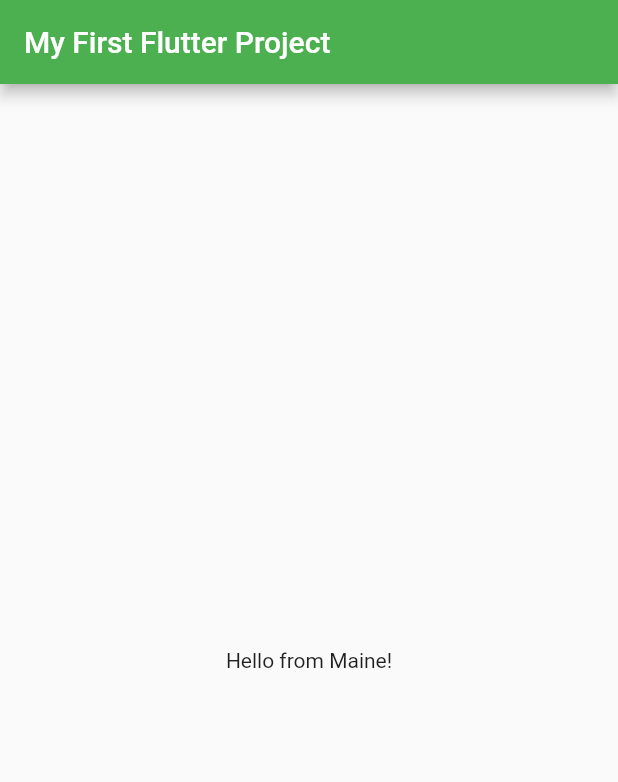
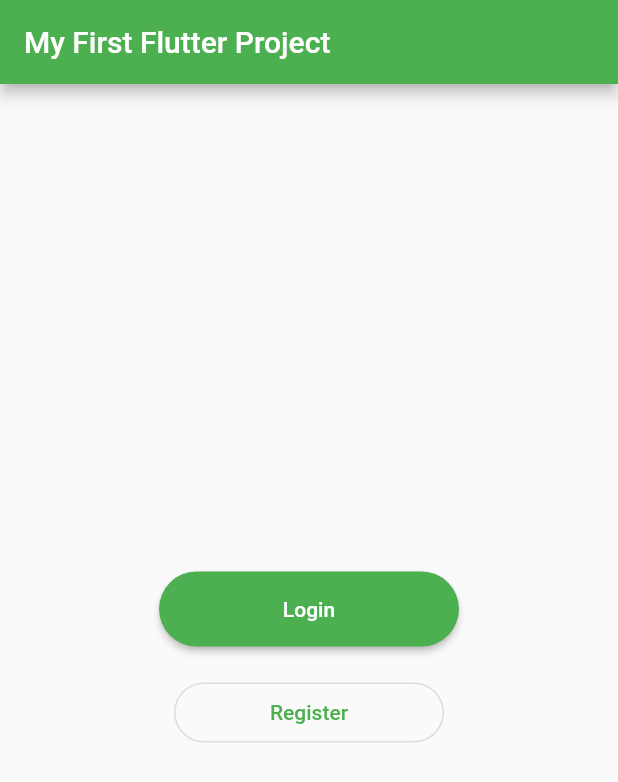
Before and after one commit to MatthewAaronGarza/flutter-app-test, a Flutter app: the screen it shows after launch, on a phone screen of 412 x 824 dp. Shown: the top 782 px of the screen. Run offline on Flutter 3.47's test engine with Material 2 defaults, Android fonts, the phone set to English and light mode, and no system bars.

Commit message:
Create login/register buttons

```diff
--- a/lib/main.dart
+++ b/lib/main.dart
@@ -15,10 +15,45 @@ class MyApp extends StatelessWidget {
       ),
       home: Scaffold(
         appBar: AppBar(
-          title: const Text('My First Flutter Project'),
+          title: Text('My First Flutter Project'),
         ),
-        body: const Center(
-          child: Text('Hello from Maine!'),
+        body: Center(
+          child: Column(
+            mainAxisAlignment: MainAxisAlignment.center,
+            children: [
+              ElevatedButton(
+                onPressed: () {
+                  // Perform login action
+                },
+                child: const Text('Login'),
+                style: ButtonStyle(
+                  minimumSize: MaterialStateProperty.all(Size(200, 50)),
+                  shape: MaterialStateProperty.all(
+                    RoundedRectangleBorder(
+                      borderRadius: BorderRadius.circular(30)
+                    )
+                  )
+                )
+              ),
+              SizedBox(height: 20),
+              OutlinedButton(
+                onPressed: () {
+                  // Perform register action
+                },
+                child: Text('Register'),
+
+                  style: ButtonStyle(
+                  minimumSize: MaterialStateProperty.all(Size(180, 40)),
+                  shape: MaterialStateProperty.all(
+                    RoundedRectangleBorder(
+                      borderRadius: BorderRadius.circular(30),
+                    ),
+                  ),
+                ),
+
+              ),
+            ],
+          ),
         ),
       ),
     );
```
Also changed, not shown: 1 other file.
